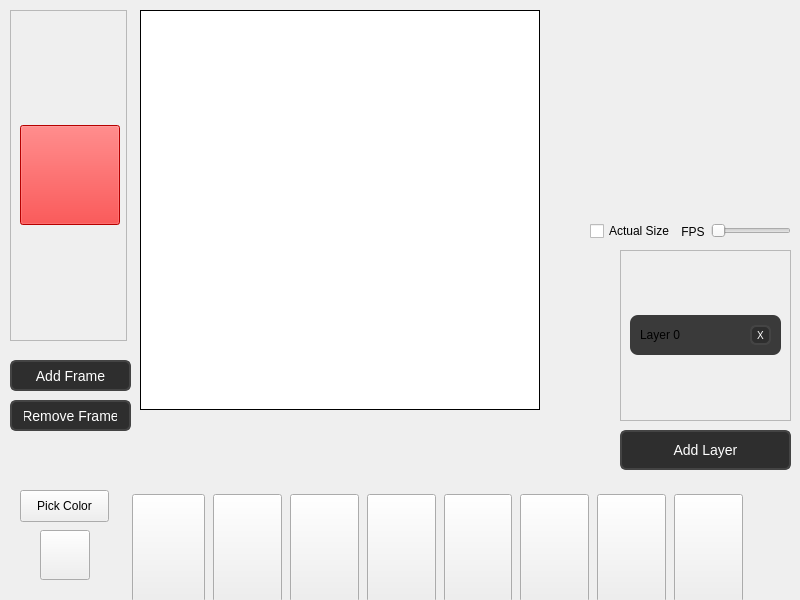
Above: mainwindow.ui from ElijahTolton/SpriteSmith before the change. Below: the same form after it.
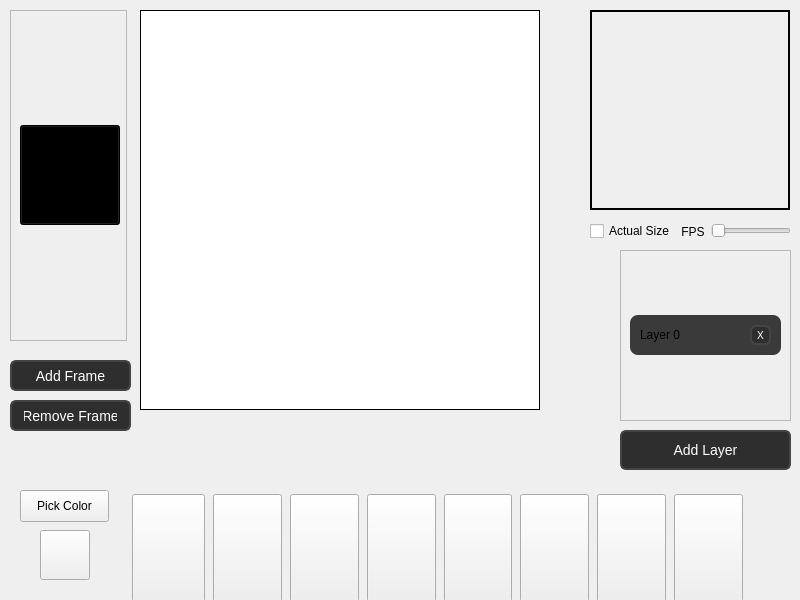
That is the form after the change. Custom widgets are drawn as their Qt base class.

```diff
--- a/mainwindow.ui
+++ b/mainwindow.ui
@@ -422,7 +422,7 @@
            </size>
           </property>
           <property name="styleSheet">
-           <string notr="true">background-color: rgb(255, 0, 0);</string>
+           <string notr="true">background-color: rgb(0, 0, 0);</string>
           </property>
           <property name="text">
            <string/>
@@ -623,6 +623,15 @@
       <height>200</height>
      </rect>
     </property>
+    <property name="sizePolicy">
+     <sizepolicy hsizetype="Ignored" vsizetype="Ignored">
+      <horstretch>0</horstretch>
+      <verstretch>0</verstretch>
+     </sizepolicy>
+    </property>
+    <property name="styleSheet">
+     <string notr="true">border: 2px solid black;</string>
+    </property>
     <property name="text">
      <string/>
     </property>
```
